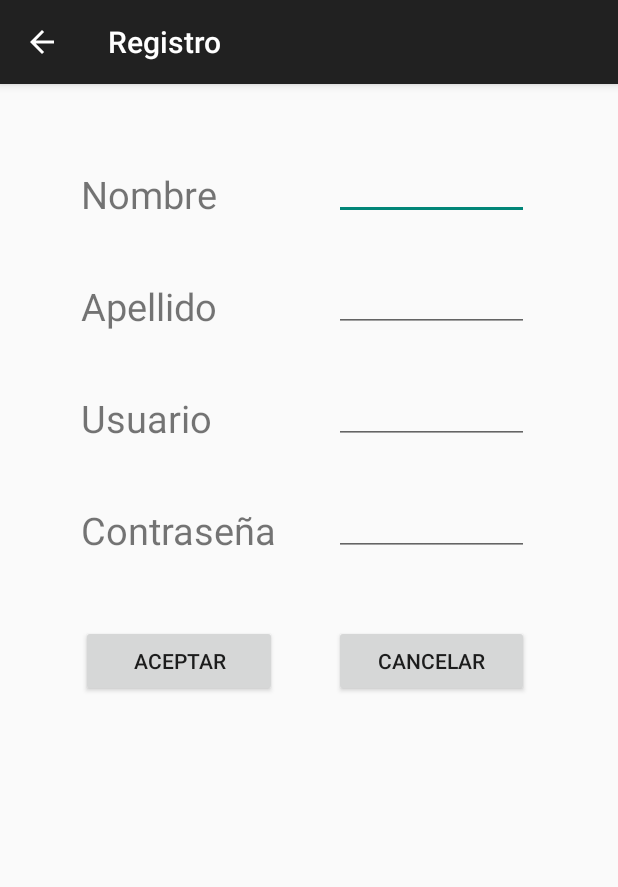
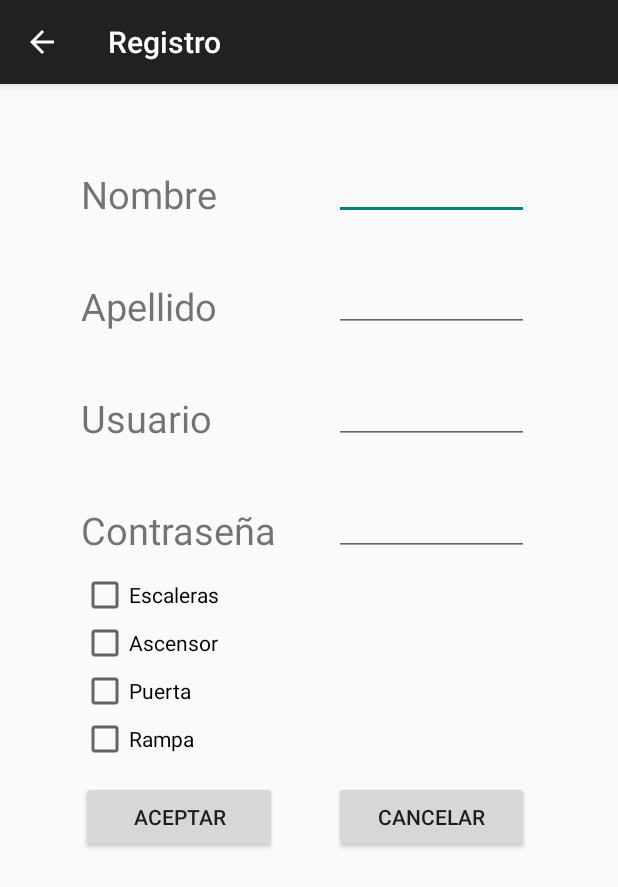
Before and after one commit to lendoly/GuiDIn, an Android app: the Registro screen opened directly, with no data from a screen before it, on a phone screen of 412 x 824 dp. Shown: the top 887 px of the screen. Run offline under Robolectric (Android 15) with nearby library versions, the light colour scheme and no system bars.

Commit message:
añadidos los check box de superables
añadidos los check box y actualizado el proceso de registro para que se
le guarde a cada usuario los obstaculos superables

```diff
--- a/app/src/main/java/http/HttpServices.java
+++ b/app/src/main/java/http/HttpServices.java
@@ -135,10 +135,11 @@ public class HttpServices extends Activity {
      * @throws ClientProtocolException
      * @throws IOException
      */
-    public String register(String user, String password, String name, String surname) throws ClientProtocolException, IOException{
+    public String register(String user, String password, String name, String surname, String superables) throws ClientProtocolException, IOException{
     	//if(ping()){
 
-    		HttpGet httpget = new HttpGet(urlServer + "registrar.php?username=" + user + "&password=" + password + "&nombre=" + name + "&apellidos="+ surname);
+    		HttpGet httpget = new HttpGet(urlServer + "registrar.php?username=" + user + "&password=" + password + "&nombre=" + name + "&apellidos="+ surname
+                                            + "&superables="+ superables);
     		HttpGet[] a = {httpget};
 
     		// Llamamos a la clase que ejecuta en segundo plano.
--- a/app/src/main/res/layout/activity_registro.xml
+++ b/app/src/main/res/layout/activity_registro.xml
@@ -10,7 +10,7 @@
     <TextView
         android:layout_width="wrap_content"
         android:layout_height="wrap_content"
-        android:text="Nombre"
+        android:text="@string/nombre"
         android:id="@+id/textViewName"
         android:layout_marginTop="40dp"
         android:textSize="25dp"
@@ -23,7 +23,7 @@
     <TextView
         android:layout_width="wrap_content"
         android:layout_height="wrap_content"
-        android:text="Apellido"
+        android:text="@string/apellido"
         android:id="@+id/textViewLastName"
         android:textSize="25dp"
         android:layout_centerHorizontal="true"
@@ -35,7 +35,7 @@
     <TextView
         android:layout_width="wrap_content"
         android:layout_height="wrap_content"
-        android:text="Usuario"
+        android:text="@string/usuario"
         android:id="@+id/textViewUser"
         android:layout_centerHorizontal="true"
         android:layout_marginTop="40dp"
@@ -47,7 +47,7 @@
     <TextView
         android:layout_width="wrap_content"
         android:layout_height="wrap_content"
-        android:text="Contraseña"
+        android:text="@string/contraseña"
         android:id="@+id/textViewPassword"
         android:layout_centerHorizontal="true"
         android:layout_marginTop="40dp"
@@ -106,19 +106,19 @@
     <Button
         android:layout_width="wrap_content"
         android:layout_height="wrap_content"
-        android:text="Aceptar"
+        android:text="@string/boton_aceptar"
         android:id="@+id/buttonAccept"
         android:layout_below="@+id/textViewPassword"
         android:layout_alignRight="@+id/textViewPassword"
         android:layout_alignEnd="@+id/textViewPassword"
-        android:layout_marginTop="46dp"
+        android:layout_marginTop="150dp"
         android:layout_alignLeft="@+id/textViewPassword"
         android:layout_alignStart="@+id/textViewPassword" />
 
     <Button
         android:layout_width="wrap_content"
         android:layout_height="wrap_content"
-        android:text="Cancelar"
+        android:text="@string/boton_cancelar"
         android:id="@+id/buttonCancel"
         android:layout_alignTop="@+id/buttonAccept"
         android:layout_toRightOf="@+id/buttonAccept"
@@ -126,4 +126,45 @@
         android:width="130dp"
          />
 
+    <CheckBox
+        android:layout_width="wrap_content"
+        android:layout_height="wrap_content"
+        android:text="@string/escaleras"
+        android:id="@+id/escaleras"
+        android:layout_marginTop="10dp"
+        android:layout_below="@+id/registerPassword"
+        android:layout_alignLeft="@+id/textViewPassword"
+        android:layout_alignStart="@+id/textViewPassword"
+        android:onClick="onCheckboxClicked"/>
+
+    <CheckBox
+        android:layout_width="wrap_content"
+        android:layout_height="wrap_content"
+        android:text="@string/ascensor"
+        android:id="@+id/ascensor"
+        android:layout_below="@+id/escaleras"
+        android:layout_alignLeft="@+id/escaleras"
+        android:layout_alignStart="@+id/escaleras"
+        android:onClick="onCheckboxClicked"/>
+
+    <CheckBox
+        android:layout_width="wrap_content"
+        android:layout_height="wrap_content"
+        android:text="@string/puerta"
+        android:id="@+id/puerta"
+        android:layout_below="@+id/ascensor"
+        android:layout_alignLeft="@+id/ascensor"
+        android:layout_alignStart="@+id/ascensor"
+        android:onClick="onCheckboxClicked"/>
+
+    <CheckBox
+        android:layout_width="wrap_content"
+        android:layout_height="wrap_content"
+        android:text="@string/rampa"
+        android:id="@+id/rampa"
+        android:layout_below="@+id/puerta"
+        android:layout_alignLeft="@+id/buttonAccept"
+        android:layout_alignStart="@+id/buttonAccept"
+        android:onClick="onCheckboxClicked"/>
+
 </RelativeLayout>
--- a/app/src/main/res/values/strings.xml
+++ b/app/src/main/res/values/strings.xml
@@ -39,7 +39,7 @@
     <string name="acc_en_x">Acc. en X:</string>
     <string name="acc_en_y">Acc. en Y:</string>
     <string name="acc_en_z">Acc. en Z:</string>
-G. sobre eje X:                        <string name="g_sobre_eje_x">G. sobre eje X:</string>
+    <string name="g_sobre_eje_x">G. sobre eje X:</string>
     <string name="g_sobre_eje_y">G. sobre eje Y:</string>
     <string name="g_sobre_eje_z">G. sobre eje Z:</string>
     <string name="giro_valido">¿Giro válido?::</string>
@@ -57,5 +57,14 @@ G. sobre eje X:                        <string name="g_sobre_eje_x">G. sobre eje
     <string name="title_activity_scan_result_activity2">ScanResultActivity2</string>
     <string name="title_activity_wifis2">Wifis2</string>
     <string name="title_activity_wifis_ab">WifisAB</string>
+    <!--- Checkbox -->
+    <string name="escaleras">Escaleras</string>
+    <string name="ascensor">Ascensor</string>
+    <string name="puerta">Puerta</string>
+    <string name="rampa">Rampa</string>
+    <!--- Botones -->
+    <string name="boton_aceptar">Aceptar</string>
+    <string name="boton_cancelar">Cancelar</string>
+
 
 </resources>
```
Also changed, not shown: app/src/main/java/com/example/jorge/guidin/Registro.java (+58 -2 lines), 3 other files.
